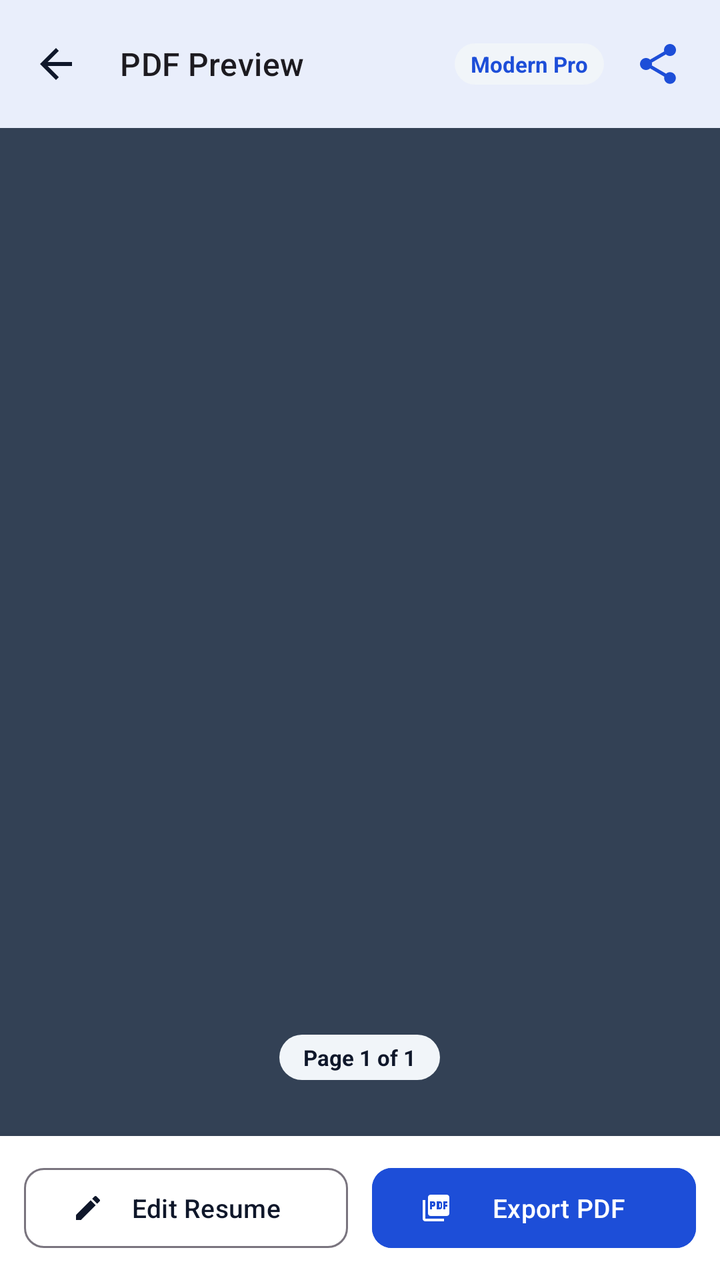
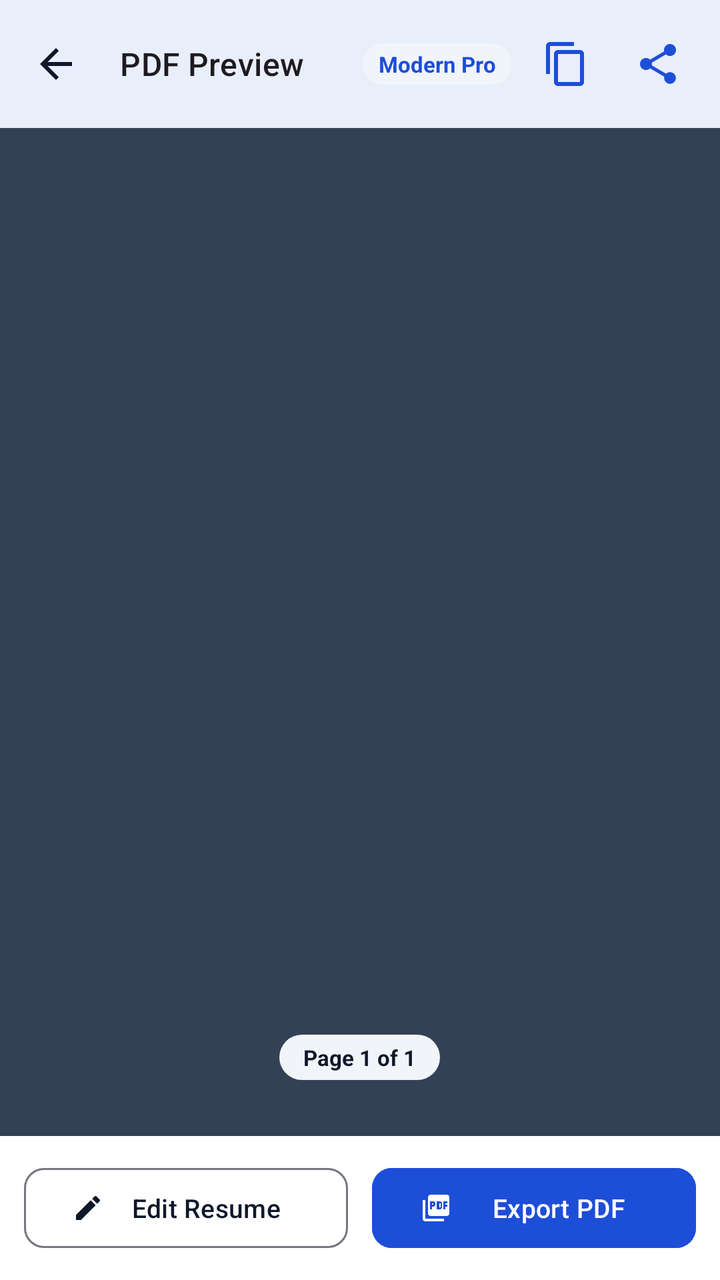

Screens rendered from an Android XML layout before and after an edit, with the pre-edit source and the edit as a unified diff.
<!-- AndroidManifest.xml: application theme Theme.CareerForge -->
<!-- res/layout/activity_resume_preview.xml -->
<?xml version="1.0" encoding="utf-8"?>
<LinearLayout xmlns:android="http://schemas.android.com/apk/res/android"
    xmlns:app="http://schemas.android.com/apk/res-auto"
    xmlns:tools="http://schemas.android.com/tools"
    android:layout_width="match_parent"
    android:layout_height="match_parent"
    android:background="@color/background"
    android:orientation="vertical">

    
    <com.google.android.material.appbar.MaterialToolbar
        android:id="@+id/toolbar_preview"
        android:layout_width="match_parent"
        android:layout_height="?attr/actionBarSize"
        android:background="@color/surface"
        android:elevation="4dp"
        app:navigationIcon="@drawable/ic_arrow_back"
        app:title="PDF Preview"
        app:titleTextAppearance="@style/TextAppearance.Material3.TitleMedium">

        <LinearLayout
            android:layout_width="wrap_content"
            android:layout_height="wrap_content"
            android:layout_gravity="end"
            android:gravity="center_vertical"
            android:orientation="horizontal"
            android:paddingEnd="12dp">

            <TextView
                android:id="@+id/tv_preview_template_name"
                android:layout_width="wrap_content"
                android:layout_height="wrap_content"
                android:background="@drawable/bg_card_pill"
                android:paddingStart="8dp"
                android:paddingTop="3dp"
                android:paddingEnd="8dp"
                android:paddingBottom="3dp"
                android:text="Modern Pro"
                android:textColor="@color/primary"
                android:textSize="11sp"
                android:textStyle="bold" />

            <ImageButton
                android:id="@+id/btn_preview_share"
                android:layout_width="38dp"
                android:layout_height="38dp"
                android:layout_marginStart="8dp"
                android:background="?attr/selectableItemBackgroundBorderless"
                android:contentDescription="Share PDF"
                android:src="@drawable/ic_share"
                app:tint="@color/primary" />
        </LinearLayout>
    </com.google.android.material.appbar.MaterialToolbar>

    
    <FrameLayout
        android:layout_width="match_parent"
        android:layout_height="0dp"
        android:layout_weight="1"
        android:background="#334155"
        android:padding="16dp">

        <androidx.viewpager2.widget.ViewPager2
            android:id="@+id/vp_pdf_pages"
            android:layout_width="match_parent"
            android:layout_height="match_parent" />

        <ProgressBar
            android:id="@+id/pb_pdf_rendering"
            android:layout_width="wrap_content"
            android:layout_height="wrap_content"
            android:layout_gravity="center"
            android:visibility="gone" />

        <TextView
            android:id="@+id/tv_page_indicator"
            android:layout_width="wrap_content"
            android:layout_height="wrap_content"
            android:layout_gravity="bottom|center_horizontal"
            android:layout_marginBottom="12dp"
            android:background="@drawable/bg_card_pill"
            android:paddingStart="12dp"
            android:paddingTop="4dp"
            android:paddingEnd="12dp"
            android:paddingBottom="4dp"
            android:text="Page 1 of 1"
            android:textColor="@color/text_primary"
            android:textSize="11sp"
            android:textStyle="bold" />
    </FrameLayout>

    
    <LinearLayout
        android:layout_width="match_parent"
        android:layout_height="wrap_content"
        android:background="@color/surface"
        android:elevation="8dp"
        android:gravity="center_vertical"
        android:orientation="horizontal"
        android:padding="12dp">

        <com.google.android.material.button.MaterialButton
            android:id="@+id/btn_preview_edit"
            style="@style/Widget.Material3.Button.OutlinedButton"
            android:layout_width="0dp"
            android:layout_height="48dp"
            android:layout_marginEnd="6dp"
            android:layout_weight="1"
            android:text="Edit Resume"
            android:textColor="@color/text_primary"
            android:textSize="13sp"
            app:cornerRadius="10dp"
            app:icon="@drawable/ic_edit"
            app:iconSize="16dp"
            app:iconTint="@color/text_primary" />

        <com.google.android.material.button.MaterialButton
            android:id="@+id/btn_preview_export"
            android:layout_width="0dp"
            android:layout_height="48dp"
            android:layout_marginStart="6dp"
            android:layout_weight="1"
            android:backgroundTint="@color/primary"
            android:text="Export PDF"
            android:textColor="@color/on_primary"
            android:textSize="13sp"
            app:cornerRadius="10dp"
            app:icon="@drawable/ic_picture_as_pdf"
            app:iconSize="16dp"
            app:iconTint="@color/on_primary" />
    </LinearLayout>

</LinearLayout>
<!-- resources referenced by this layout -->
<resources>
  <color name="background">#F8FAFC</color>
  <color name="on_primary">#FFFFFF</color>
  <color name="primary">#1D4ED8</color>
  <color name="surface">#FFFFFF</color>
  <color name="text_primary">#0F172A</color>
  <!-- drawable bg_card_pill (drawable) -->
  <?xml version="1.0" encoding="utf-8"?>
  <shape xmlns:android="http://schemas.android.com/apk/res/android"
      android:shape="rectangle">
      <solid android:color="@color/surface_variant" />
      <corners android:radius="24dp" />
  </shape>
  <!-- drawable ic_arrow_back (drawable) -->
  <vector xmlns:android="http://schemas.android.com/apk/res/android"
      android:width="24dp"
      android:height="24dp"
      android:viewportWidth="24"
      android:viewportHeight="24">
      <path
          android:fillColor="@color/text_primary"
          android:pathData="M20,11H7.83l5.59,-5.59L12,4l-8,8 8,8 1.41,-1.41L7.83,13H20v-2z"/>
  </vector>
  <!-- drawable ic_edit (drawable) -->
  <vector xmlns:android="http://schemas.android.com/apk/res/android"
      android:width="24dp"
      android:height="24dp"
      android:viewportWidth="24"
      android:viewportHeight="24">
      <path
          android:fillColor="@color/text_primary"
          android:pathData="M3,17.25V21h3.75L17.81,9.94l-3.75,-3.75L3,17.25zM20.71,7.04c0.39,-0.39 0.39,-1.02 0,-1.41l-2.34,-2.34c-0.39,-0.39 -1.02,-0.39 -1.41,0l-1.83,1.83 3.75,3.75 1.83,-1.83z"/>
  </vector>
  <!-- drawable ic_picture_as_pdf (drawable) -->
  <vector xmlns:android="http://schemas.android.com/apk/res/android"
      android:width="24dp"
      android:height="24dp"
      android:viewportWidth="24"
      android:viewportHeight="24">
      <path
          android:fillColor="@color/text_primary"
          android:pathData="M20,2H8c-1.1,0 -2,0.9 -2,2v12c0,1.1 0.9,2 2,2h12c1.1,0 2,-0.9 2,-2V4c0,-1.1 -0.9,-2 -2,-2zm-8.5,7.5c0,0.83 -0.67,1.5 -1.5,1.5H9v2H7.5V7H10c0.83,0 1.5,0.67 1.5,1.5v1zm5,2c0,0.83 -0.67,1.5 -1.5,1.5h-2.5V7H15c0.83,0 1.5,0.67 1.5,1.5v3zm4,-3H19v1h1.5V11H19v2h-1.5V7h3v1.5zM9,9.5h1v-1H9v1zm5.5,2h1v-3h-1v3zM4,6H2v14c0,1.1 0.9,2 2,2h14v-2H4V6z"/>
  </vector>
  <!-- drawable ic_share (drawable) -->
  <vector xmlns:android="http://schemas.android.com/apk/res/android"
      android:width="24dp"
      android:height="24dp"
      android:viewportWidth="24"
      android:viewportHeight="24">
      <path
          android:fillColor="@color/text_primary"
          android:pathData="M18,16.08c-0.76,0 -1.44,0.3 -1.96,0.77L8.91,12.7c0.05,-0.23 0.09,-0.46 0.09,-0.7s-0.04,-0.47 -0.09,-0.7l7.05,-4.11c0.54,0.5 1.25,0.81 2.04,0.81 1.66,0 3,-1.34 3,-3s-1.34,-3 -3,-3 -3,1.34 -3,3c0,0.24 0.04,0.47 0.09,0.7L8.04,9.81C7.5,9.31 6.79,9 6,9c-1.66,0 -3,1.34 -3,3s1.34,3 3,3c0.79,0 1.5,-0.31 2.04,-0.81l7.12,4.16c-0.05,0.21 -0.08,0.43 -0.08,0.65 0,1.61 1.31,2.92 2.92,2.92 1.61,0 2.92,-1.31 2.92,-2.92s-1.31,-2.92 -2.92,-2.92z"/>
  </vector>
  <color name="surface_variant">#F1F5F9</color>
  <color name="primary_container">#EFF6FF</color>
  <color name="on_primary_container">#1E40AF</color>
  <color name="secondary">#0F172A</color>
  <color name="on_secondary">#FFFFFF</color>
  <color name="secondary_container">#F8FAFC</color>
  <color name="on_secondary_container">#0F172A</color>
  <style name="Widget.CareerForge.BottomNavigation" parent="Widget.Material3.BottomNavigationView">
          <item name="itemIconTint">@color/nav_item_color</item>
          <item name="itemTextColor">@color/nav_item_color</item>
          <item name="elevation">8dp</item>
          <item name="labelVisibilityMode">labeled</item>
      </style>
  <!-- unchanged entries left out for length: 1 -->
</resources>

<!-- the commit's change to res/layout/activity_resume_preview.xml (unified diff, before → after) -->
@@ -39,6 +39,16 @@
                 android:textColor="@color/primary"
                 android:textSize="11sp"
                 android:textStyle="bold" />
+
+            <ImageButton
+                android:id="@+id/btn_copy_plain_text"
+                android:layout_width="38dp"
+                android:layout_height="38dp"
+                android:layout_marginStart="8dp"
+                android:background="?attr/selectableItemBackgroundBorderless"
+                android:contentDescription="Copy Plain Text for Job Portals"
+                android:src="@drawable/ic_content_copy"
+                app:tint="@color/primary" />
 
             <ImageButton
                 android:id="@+id/btn_preview_share"
<!-- resource entries referenced after the edit -->
@@ -21,6 +21,16 @@
       <path
           android:fillColor="@color/text_primary"
           android:pathData="M20,11H7.83l5.59,-5.59L12,4l-8,8 8,8 1.41,-1.41L7.83,13H20v-2z"/>
+  </vector>
+  <!-- drawable ic_content_copy (drawable) -->
+  <vector xmlns:android="http://schemas.android.com/apk/res/android"
+      android:width="24dp"
+      android:height="24dp"
+      android:viewportWidth="24"
+      android:viewportHeight="24">
+      <path
+          android:fillColor="@color/text_primary"
+          android:pathData="M16,1H4c-1.1,0 -2,0.9 -2,2v14h2V3h12V1zm3,4H8c-1.1,0 -2,0.9 -2,2v14c0,1.1 0.9,2 2,2h11c1.1,0 2,-0.9 2,-2V7c0,-1.1 -0.9,-2 -2,-2zm0,16H8V7h11v14z"/>
   </vector>
   <!-- drawable ic_edit (drawable) -->
   <vector xmlns:android="http://schemas.android.com/apk/res/android"
